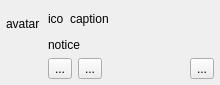
silvansky/Contacts, file src/plugins/sipphone/sipcallnotifyer.ui: the form before one commit.
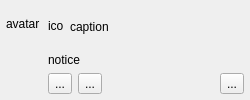
The form after the commit.

Commit message: Скрытие уведомления о входящем вызове при отмене вызова. Немного дизайна.

Diff of the .ui file:
```diff
--- a/src/plugins/sipphone/sipcallnotifyer.ui
+++ b/src/plugins/sipphone/sipcallnotifyer.ui
@@ -6,8 +6,8 @@
    <rect>
     <x>0</x>
     <y>0</y>
-    <width>220</width>
-    <height>85</height>
+    <width>250</width>
+    <height>100</height>
    </rect>
   </property>
   <property name="sizePolicy">
@@ -18,14 +18,14 @@
   </property>
   <property name="minimumSize">
    <size>
-    <width>220</width>
-    <height>85</height>
+    <width>250</width>
+    <height>100</height>
    </size>
   </property>
   <property name="maximumSize">
    <size>
-    <width>220</width>
-    <height>85</height>
+    <width>250</width>
+    <height>100</height>
    </size>
   </property>
   <property name="windowTitle">
@@ -78,9 +78,12 @@
     </layout>
    </item>
    <item>
-    <layout class="QVBoxLayout" name="verticalLayout" stretch="1,0,1">
+    <layout class="QVBoxLayout" name="verticalLayout" stretch="1,0,1,0">
      <item>
       <layout class="QHBoxLayout" name="horizontalLayout_2">
+       <property name="rightMargin">
+        <number>24</number>
+       </property>
        <item>
         <widget class="QLabel" name="icon">
          <property name="sizePolicy">
@@ -160,6 +163,19 @@
        </item>
       </layout>
      </item>
+     <item>
+      <spacer name="verticalSpacer_2">
+       <property name="orientation">
+        <enum>Qt::Vertical</enum>
+       </property>
+       <property name="sizeHint" stdset="0">
+        <size>
+         <width>20</width>
+         <height>0</height>
+        </size>
+       </property>
+      </spacer>
+     </item>
     </layout>
    </item>
   </layout>
```
The commit also changes 4 other files.
